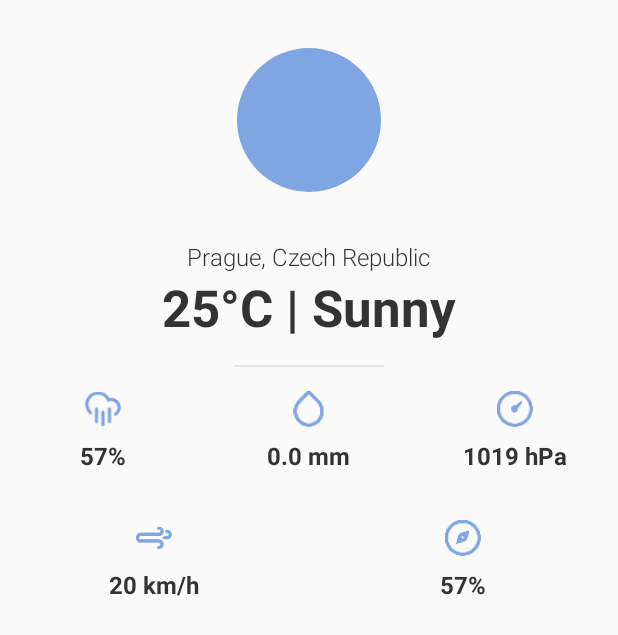
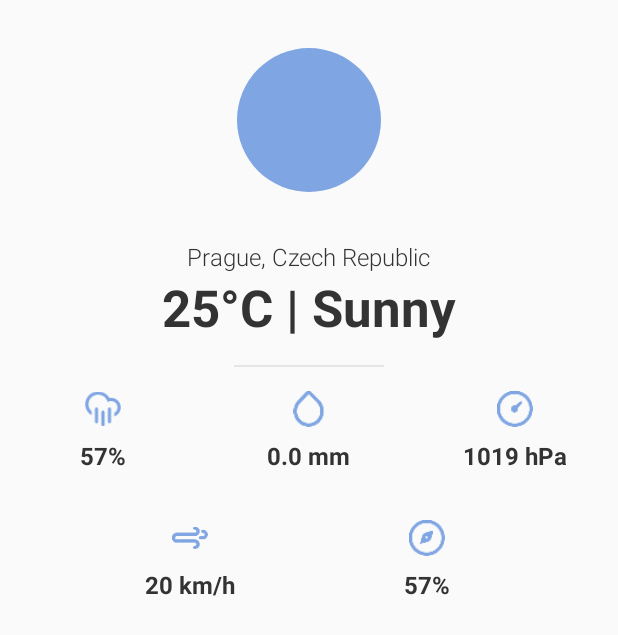
Before and after one commit to jakubkinst/Weather-Test, an Android app: the layout fragment_today.xml on its own in the app's theme, with its tools: preview values and no code run, on a phone screen of 412 x 824 dp. Shown: the top 635 px of the screen. Run offline under Robolectric (Android 15) with nearby library versions, the light colour scheme and no system bars.

Commit message:
Layout change

```diff
--- a/mobile/src/main/res/layout/fragment_today.xml
+++ b/mobile/src/main/res/layout/fragment_today.xml
@@ -131,6 +131,8 @@
 				<LinearLayout
 					android:layout_width="match_parent"
 					android:layout_height="wrap_content"
+					android:layout_marginLeft="@dimen/global_spacing_l"
+					android:layout_marginRight="@dimen/global_spacing_l"
 					android:layout_marginTop="@dimen/global_spacing_m">
 
 					<LinearLayout
```
